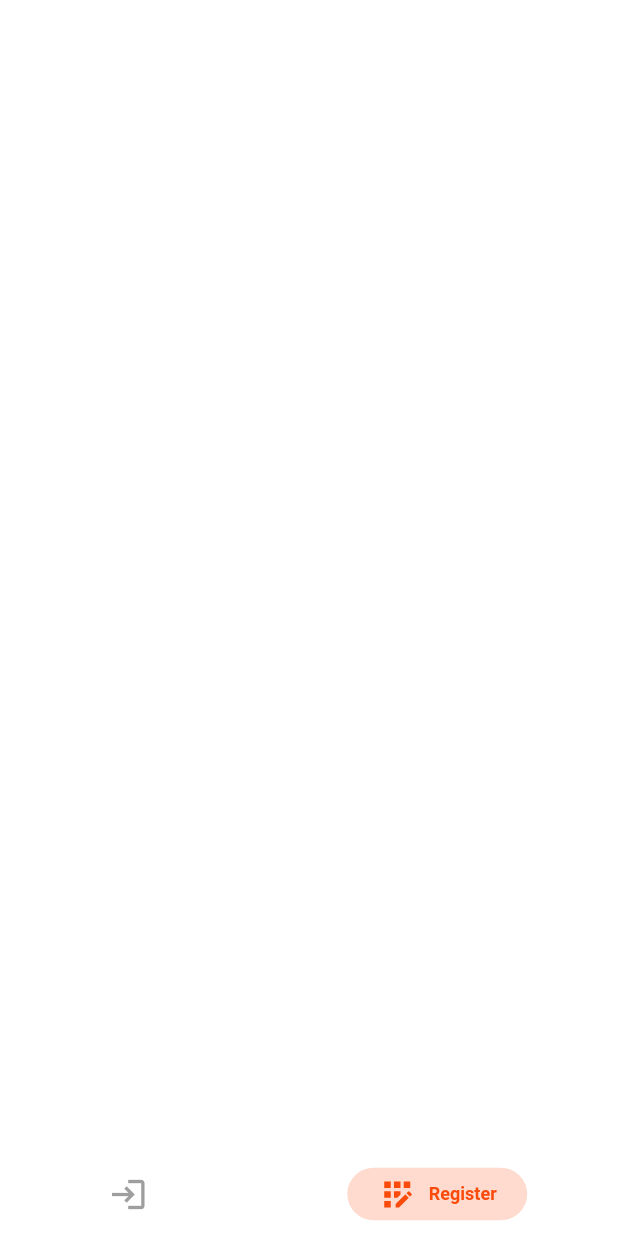
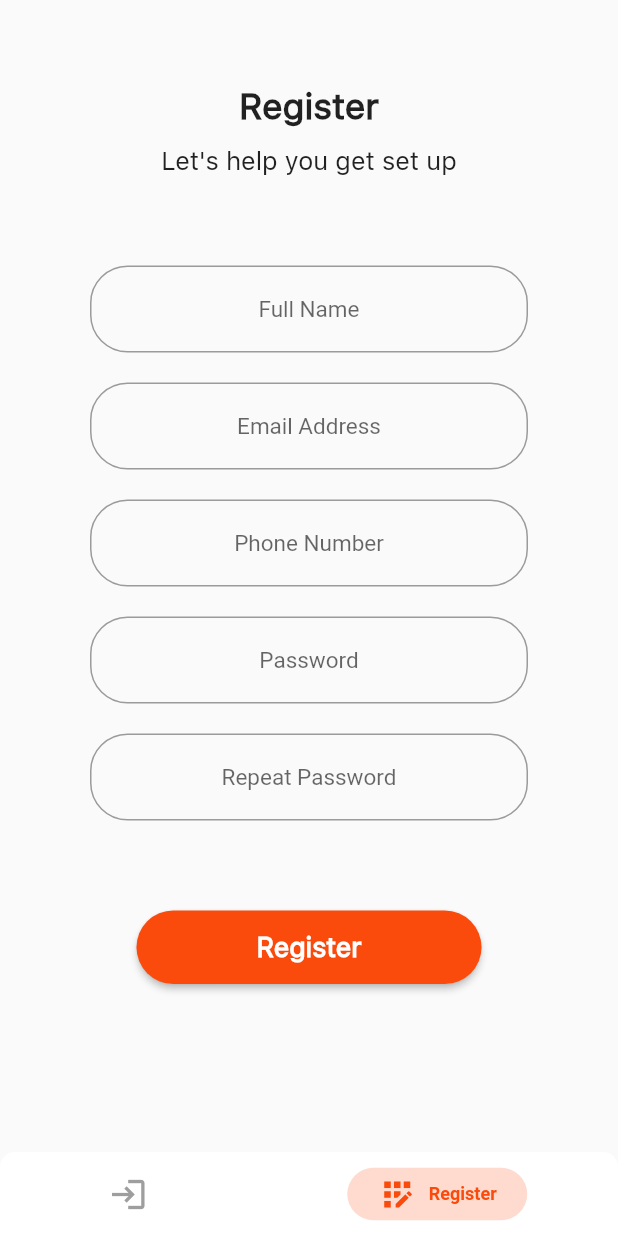
Before and after one commit to malhaar2002/flavour-leaf, a Flutter app: the screen it shows after launch, item 2 of the bottom bar chosen, on a phone screen of 412 x 824 dp. Run offline on Flutter 3.47's test engine with Material 2 defaults, Android fonts, the phone set to English and light mode, and no system bars; drawn by our look-alikes of persistent_bottom_nav_bar; our stand-ins replace animated_splash_screen, badges, cloud_firestore, firebase_core, flutter_slidable, flutter_zoom_drawer and 1 more; missing offline and left inert: razorpay_flutter; accounts and stored records are empty.

Commit message:
Created register page UI

```diff
--- a/lib/screens/register.dart
+++ b/lib/screens/register.dart
@@ -1,4 +1,6 @@
 import 'package:flutter/material.dart';
+import 'package:ticci/widgets/custom_formfield.dart';
+import 'package:ticci/widgets/rounded_button.dart';
 
 class Register extends StatelessWidget {
   const Register({super.key});
@@ -6,6 +8,71 @@ class Register extends StatelessWidget {
 
   @override
   Widget build(BuildContext context) {
-    return Container();
+    return Scaffold(
+      appBar: AppBar(
+        backgroundColor: Colors.transparent,
+        elevation: 0,
+      ),
+      body: SingleChildScrollView(
+        child: Center(
+          child: Column(
+            children: [
+              const Text(
+                'Register',
+                style: TextStyle(
+                  fontFamily: 'SFProText',
+                  fontSize: 24,
+                  fontWeight: FontWeight.bold,
+                ),
+              ),
+              const SizedBox(height: 12),
+              const Text(
+                "Let's help you get set up",
+                style: TextStyle(
+                  fontFamily: 'SFProText',
+                  fontSize: 17,
+                ),
+              ),
+              const SizedBox(height: 50),
+              CustomFormField(
+                placeholder: 'Full Name',
+                onChanged: (value) {},
+                keyboardType: TextInputType.name,
+              ),
+              CustomFormField(
+                placeholder: 'Email Address',
+                onChanged: (value) {},
+                keyboardType: TextInputType.emailAddress,
+              ),
+              CustomFormField(
+                placeholder: 'Phone Number',
+                onChanged: (value) {},
+                keyboardType: TextInputType.phone,
+              ),
+              CustomFormField(
+                placeholder: 'Password',
+                onChanged: (value) {},
+                keyboardType: TextInputType.visiblePassword,
+                obscureText: true,
+              ),
+              CustomFormField(
+                placeholder: 'Repeat Password',
+                onChanged: (value) {},
+                keyboardType: TextInputType.visiblePassword,
+                obscureText: true,
+              ),
+              const SizedBox(height: 50),
+              RoundedButton(
+                text: 'Register',
+                onPressed: (){},
+                colour: const Color(0xFFFFFFFF),
+                backgroundColour: const Color(0xFFFA4A0C),
+              ),
+              const SizedBox(height: 25),
+            ],
+          ),
+        ),
+      ),
+    );
   }
 }
```
